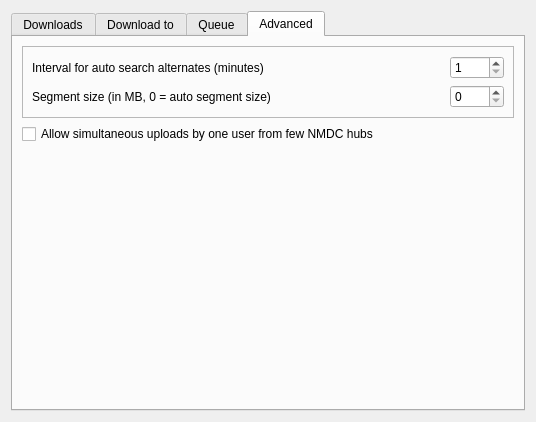
Above: eiskaltdcpp-qt/ui/UISettingsDownloads.ui from eiskaltdcpp/eiskaltdcpp before the change. Below: the same form after it.
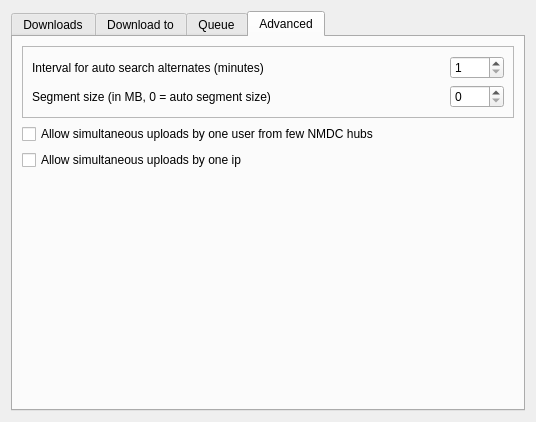
That is the form after the change. The open tabs and pages were chosen to show the change. Custom widgets are drawn as their Qt base class.

Commit message: QTUI: add checkbox for "Allow simultaneous uploads by one ip"

What changed in the file:
```diff
--- a/eiskaltdcpp-qt/ui/UISettingsDownloads.ui
+++ b/eiskaltdcpp-qt/ui/UISettingsDownloads.ui
@@ -917,6 +917,13 @@
          </property>
         </widget>
        </item>
+       <item>
+        <widget class="QCheckBox" name="checkBox_ALLOW_UPLOAD_MULTI_HUB">
+         <property name="text">
+          <string>Allow simultaneous uploads by one ip</string>
+         </property>
+        </widget>
+       </item>
        <item>
         <spacer name="verticalSpacer_2">
          <property name="orientation">
```
The commit also changes 1 other file.
